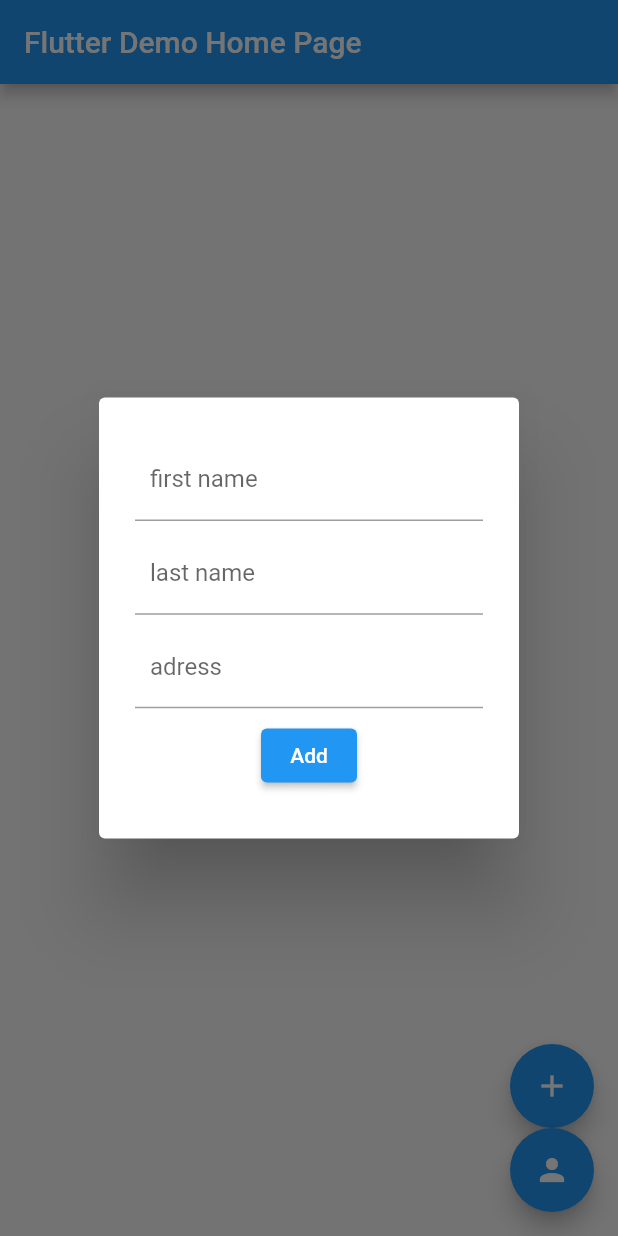
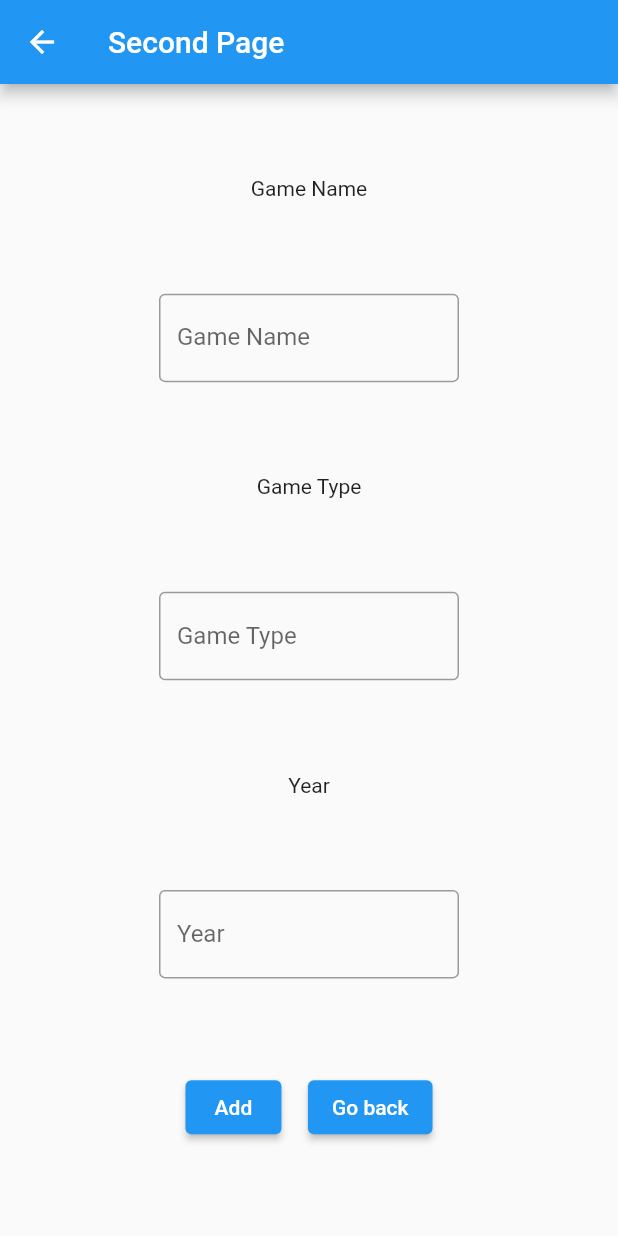
Before and after one commit to LouisYang95/flutter_Project, a Flutter app: the screen it shows after launch, after a tap on the "add" icon, on a phone screen of 412 x 824 dp. Run offline on Flutter 3.47's test engine with Material 2 defaults, Android fonts, the phone set to English and light mode, and no system bars; missing offline and left inert: mongo_dart.

Commit message:
pushing exercice 4 & mongodb

```diff
--- /dev/null
+++ b/flutter_exercice/lib/constant.dart
@@ -0,0 +1,3 @@
+const MONGO_URL =
+    "mongodb+srv://test:test@cluster0.hei1c1o.mongodb.net/test?retryWrites=true&w=majority";
+const COLLECTION_NAME = "users";
--- /dev/null
+++ b/flutter_exercice/lib/game.dart
@@ -0,0 +1,31 @@
+class Game {
+  String gameName;
+  String gameType;
+  String? year;
+
+  String get name {
+    return gameName;
+  }
+
+  set name(String name) {
+    gameName = name;
+  }
+
+  String get type {
+    return gameType;
+  }
+
+  set type(String type) {
+    gameType = type;
+  }
+
+  String? get yearCreated {
+    return year;
+  }
+
+  set yearCreated(String? gameYear) {
+    gameYear = year;
+  }
+
+  Game({required this.gameName, required this.gameType, this.year});
+}
--- /dev/null
+++ b/flutter_exercice/lib/home_page.dart
@@ -0,0 +1,210 @@
+// ignore_for_file: prefer_const_constructors
+
+
+import 'dart:math';
+import 'package:flutter/material.dart';
+import 'package:flutter_exercice/second_page.dart';
+
+
+
+import 'person.dart';
+
+class MyHomePage extends StatefulWidget {
+  const MyHomePage({super.key, required this.title});
+  // This widget is the home page of your application. It is stateful, meaning
+  // that it has a State object (defined below) that contains fields that affect
+  // how it looks.
+
+  // This class is the configuration for the state. It holds the values (in this
+  // case the title) provided by the parent (in this case the App widget) and
+  // used by the build method of the State. Fields in a Widget subclass are
+  // always marked "final".
+
+  final String title;
+  @override
+  State<MyHomePage> createState() => _MyHomePageState();
+}
+
+class _MyHomePageState extends State<MyHomePage> {
+  List listOfpeople = [];
+  List listOfGame = [];
+  final _firstName = TextEditingController();
+  final _lastName = TextEditingController();
+  final _adress = TextEditingController();
+  List people = [
+    Person(firstName: 'John', lastName: 'John', adress: '123 Main St'),
+    Person(firstName: 'Jane', lastName: 'Paul', adress: '456 Main St'),
+    Person(firstName: 'Michel', lastName: 'Oka', adress: '789 Main St'),
+    Person(firstName: 'Sara', lastName: 'James', adress: '101 Main St'),
+  ];
+
+  void showGrid() async {
+    // final prefs = await SharedPreferences.getInstance();
+    // final gameList = json.decode(prefs.getString('game')!);
+    // setState(() {
+    //   listOfGame = gameList;
+    // });
+    // print(gameList);
+  }
+
+  List colors = [
+    Colors.red,
+    Colors.yellow,
+    Colors.green,
+    Colors.blue,
+  ];
+  List colors2 = [
+    Colors.purple,
+    Colors.pink,
+    Colors.orange,
+    Colors.brown,
+  ];
+
+//function to get a random person from our List
+  void randomPeople() {
+    final random = Random();
+    final index = random.nextInt(people.length);
+    final person = people[index];
+    setState(() {
+      listOfpeople.add(person);
+    });
+  }
+
+//function to add a new person in the list
+  void addNewPerson() {
+    final person = Person(
+        firstName: _firstName.text,
+        lastName: _lastName.text,
+        adress: _adress.text);
+    setState(() {
+      if (_firstName.text != '' && _lastName.text != '' && _adress.text != '') {
+        listOfpeople.add(person);
+        _firstName.text = '';
+        _lastName.text = '';
+        _adress.text = '';
+        Navigator.of(context).pop();
+      }
+    });
+  }
+
+  Future<void> _navigationAndDisplayForms(BuildContext context) async {
+    final result = await Navigator.push(
+      context,
+      MaterialPageRoute(builder: (context) => const SecondPage()),
+    );
+    if (!mounted) return;
+    setState(() {
+      listOfGame.add(result);
+    });
+  }
+//open a dialog to add a new person
+  // void createNewPerson() {
+  //   showDialog(
+  //       context: context,
+  //       builder: (context) {
+  //         return AlertDialog(
+  //             content: SizedBox(
+  //           height: 250,
+  //           child: Column(
+  //             mainAxisAlignment: MainAxisAlignment.spaceEvenly,
+  //             children: [
+  //               TextField(
+  //                 controller: _firstName,
+  //                 decoration: InputDecoration(
+  //                   contentPadding: EdgeInsets.all(10),
+  //                   labelText: 'first name',
+  //                 ),
+  //               ),
+  //               TextField(
+  //                 controller: _lastName,
+  //                 decoration: InputDecoration(
+  //                   contentPadding: EdgeInsets.all(10),
+  //                   labelText: 'last name',
+  //                 ),
+  //               ),
+  //               TextField(
+  //                 controller: _adress,
+  //                 decoration: InputDecoration(
+  //                   contentPadding: EdgeInsets.all(10),
+  //                   labelText: 'adress',
+  //                 ),
+  //               ),
+  //               ElevatedButton(
+  //                 onPressed: () {
+  //                   addNewPerson();
+  //                 },
+  //                 child: const Text('Add'),
+  //               )
+  //             ],
+  //           ),
+  //         ));
+  //       });
+  // }
+
+//delete person from list
+  deletePerson(index) {
+    setState(() {
+      listOfpeople.remove(index);
+    });
+  }
+
+  @override
+  Widget build(BuildContext context) {
+    return Scaffold(
+        appBar: AppBar(
+          title: Text(widget.title),
+        ),
+        body: ListView.builder(
+          itemCount: listOfGame.length,
+          itemBuilder: (context, index) {
+            return Card(
+                child: Column(
+              children: [
+                ListTile(
+                  tileColor:
+                      colors.length > index ? colors[index] : Colors.grey,
+                  leading: Icon(Icons.person),
+                  title: Text(listOfGame[index].gameName,
+                      style: TextStyle(
+                        fontWeight: FontWeight.bold,
+                      )),
+                  subtitle: Text(listOfGame[index].gameType),
+                ),
+                ListTile(
+                  tileColor:
+                      colors2.length > index ? colors2[index] : Colors.white,
+                  leading: Icon(Icons.flag),
+                  title: Text(listOfGame[index].year,
+                      style: TextStyle(decoration: TextDecoration.underline)),
+                  trailing: IconButton(
+                    icon: const Icon(Icons.delete),
+                    onPressed: () {
+                      deletePerson(listOfGame[index]);
+                    },
+                  ),
+                ),
+              ],
+            ));
+          },
+        ),
+        floatingActionButton: Column(
+          mainAxisAlignment: MainAxisAlignment.end,
+          children: [
+            FloatingActionButton(
+              heroTag: 'btn1',
+              onPressed: () {
+                _navigationAndDisplayForms(context);
+              },
+              tooltip: 'Adding a new person',
+              child: const Icon(Icons.add),
+            ),
+            FloatingActionButton(
+              heroTag: 'btn2',
+              onPressed: showGrid,
+              tooltip: 'Random person',
+              child: const Icon(Icons.person),
+            ),
+          ],
+        ));
+  }
+}
--- a/flutter_exercice/lib/main.dart
+++ b/flutter_exercice/lib/main.dart
@@ -1,12 +1,14 @@
 // ignore_for_file: prefer_const_constructors
 
-import 'dart:math';
+import 'package:flutter/material.dart';
+import 'package:flutter_exercice/home_page.dart';
+import 'package:flutter_exercice/second_page.dart';
 
-import 'package:flutter/material.dart';
+import 'mongodb.dart';
 
-import 'person.dart';
-
-void main() {
+Future<void> main() async {
+  WidgetsFlutterBinding.ensureInitialized();
+  await MongoDatabase.connect();
   runApp(const MyApp());
 }
 
@@ -17,197 +19,12 @@ class MyApp extends StatelessWidget {
   @override
   Widget build(BuildContext context) {
     return MaterialApp(
+      routes: {SecondPage.tag: (context) => SecondPage()},
       title: 'Flutter Exercice',
       theme: ThemeData(
-        // This is the theme of your application.
-        //
-        // Try running your application with "flutter run". You'll see the
-        // application has a blue toolbar. Then, without quitting the app, try
-        // changing the primarySwatch below to Colors.green and then invoke
-        // "hot reload" (press "r" in the console where you ran "flutter run",
-        // or simply save your changes to "hot reload" in a Flutter IDE).
-        // Notice that the counter didn't reset back to zero; the application
-        // is not restarted.
         primarySwatch: Colors.blue,
       ),
       home: const MyHomePage(title: 'Flutter Demo Home Page'),
     );
   }
 }
-
-class MyHomePage extends StatefulWidget {
-  const MyHomePage({super.key, required this.title});
-
-  // This widget is the home page of your application. It is stateful, meaning
-  // that it has a State object (defined below) that contains fields that affect
-  // how it looks.
-
-  // This class is the configuration for the state. It holds the values (in this
-  // case the title) provided by the parent (in this case the App widget) and
-  // used by the build method of the State. Fields in a Widget subclass are
-  // always marked "final".
-
-  final String title;
-  @override
-  State<MyHomePage> createState() => _MyHomePageState();
-}
-
-class _MyHomePageState extends State<MyHomePage> {
-  List listOfpeople = [];
-  final _firstName = TextEditingController();
-  final _lastName = TextEditingController();
-  final _adress = TextEditingController();
-  List people = [
-    Person(firstName: 'John', lastName: 'John', adress: '123 Main St'),
-    Person(firstName: 'Jane', lastName: 'Paul', adress: '456 Main St'),
-    Person(firstName: 'Michel', lastName: 'Oka', adress: '789 Main St'),
-    Person(firstName: 'Sara', lastName: 'James', adress: '101 Main St'),
-  ];
-
-  List colors = [
-    Colors.red,
-    Colors.yellow,
-    Colors.green,
-    Colors.blue,
-  ];
-  List colors2 = [
-    Colors.purple,
-    Colors.pink,
-    Colors.orange,
-    Colors.brown,
-  ];
-
-//function to get a random person from our List
-  void randomPeople() {
-    final random = Random();
-    final index = random.nextInt(people.length);
-    final person = people[index];
-    setState(() {
-      listOfpeople.add(person);
-    });
-  }
-
-//function to add a new person in the list
-  void addNewPerson() {
-    final person = Person(
-        firstName: _firstName.text,
-        lastName: _lastName.text,
-        adress: _adress.text);
-    setState(() {
-      if (_firstName.text != '' && _lastName.text != '' && _adress.text != '') {
-        listOfpeople.add(person);
-        _firstName.text = '';
-        _lastName.text = '';
-        _adress.text = '';
-        Navigator.of(context).pop();
-      }
-    });
-  }
-
-//open a dialog to add a new person
-  void createNewPerson() {
-    showDialog(
-        context: context,
-        builder: (context) {
-          return AlertDialog(
-              content: SizedBox(
-            height: 250,
-            child: Column(
-              mainAxisAlignment: MainAxisAlignment.spaceEvenly,
-              children: [
-                TextField(
-                  controller: _firstName,
-                  decoration: InputDecoration(
-                    contentPadding: EdgeInsets.all(10),
-                    labelText: 'first name',
-                  ),
-                ),
-                TextField(
-                  controller: _lastName,
-                  decoration: InputDecoration(
-                    contentPadding: EdgeInsets.all(10),
-                    labelText: 'last name',
-                  ),
-                ),
-                TextField(
-                  controller: _adress,
-                  decoration: InputDecoration(
-                    contentPadding: EdgeInsets.all(10),
-                    labelText: 'adress',
-                  ),
-                ),
-                ElevatedButton(
-                  onPressed: () {
-                    addNewPerson();
-                  },
-                  child: const Text('Add'),
-                )
-              ],
-            ),
-          ));
-        });
-  }
-
-//delete person from list
-  deletePerson(index) {
-    setState(() {
-      listOfpeople.remove(index);
-    });
-  }
-
-  @override
-  Widget build(BuildContext context) {
-    return Scaffold(
-        appBar: AppBar(
-          title: Text(widget.title),
-        ),
-        body: ListView.builder(
-          itemCount: listOfpeople.length,
-          itemBuilder: (context, index) {
-            return Card(
-                child: Column(
-              children: [
-                ListTile(
-                  tileColor:
-                      colors.length > index ? colors[index] : Colors.grey,
-                  leading: Icon(Icons.person),
-                  title: Text(listOfpeople[index].firstName,
-                      style: TextStyle(
-                        fontWeight: FontWeight.bold,
-                      )),
-                  subtitle: Text(listOfpeople[index].lastName),
-                ),
-                ListTile(
-                  tileColor:
-                      colors2.length > index ? colors2[index] : Colors.white,
-                  leading: Icon(Icons.flag),
-                  title: Text(listOfpeople[index].adress,
-                      style: TextStyle(decoration: TextDecoration.underline)),
-                  trailing: IconButton(
-                    icon: const Icon(Icons.delete),
-                    onPressed: () {
-                      deletePerson(listOfpeople[index]);
-                    },
-                  ),
-                ),
-              ],
-            ));
-          },
-        ),
-        floatingActionButton: Column(
-          mainAxisAlignment: MainAxisAlignment.end,
-          children: [
-            FloatingActionButton(
-              onPressed: createNewPerson,
-              tooltip: 'Adding a new person',
-              child: const Icon(Icons.add),
-            ),
-            FloatingActionButton(
-              onPressed: randomPeople,
-              tooltip: 'Random person',
-              child: const Icon(Icons.person),
-            ),
-          ],
-        ));
-  }
-}
--- /dev/null
+++ b/flutter_exercice/lib/mongodb.dart
@@ -0,0 +1,29 @@
+import 'dart:developer';
+
+import 'package:mongo_dart/mongo_dart.dart';
+
+import 'constant.dart';
+
+class MongoDatabase {
+  static connect() async {
+    var db = await Db.create(MONGO_URL);
+    await db.open();
+    inspect(db);
+    var status = db.serverStatus();
+    print(status);
+    var collection = db.collection(COLLECTION_NAME);
+    await collection.insertMany([
+      {"name": "John", "age": 30, "email": "jhon@gmail.com"},
+      {"name": "Peter", "age": 40, "email": "peter@gmail.com"}
+    ]);
+    print(await collection.find().toList());
+
+    await collection.update(
+        where.eq("name", "John"), modify.set("email", "test@test.com"));
+
+    print(await collection.find().toList());
+
+    await collection.deleteOne({"name": "John"});
+    await collection.deleteMany({"name": "Peter"});
+  }
+}
--- /dev/null
+++ b/flutter_exercice/lib/second_page.dart
@@ -0,0 +1,85 @@
+import 'package:flutter/material.dart';
+
+import 'game.dart';
+
+class SecondPage extends StatefulWidget {
+  static const tag = "second_page";
+
+  const SecondPage({super.key});
+  @override
+  State<StatefulWidget> createState() => _MySecondPageState();
+}
+
+class _MySecondPageState extends State<SecondPage> {
+  final _gameName = TextEditingController();
+  final _gameType = TextEditingController();
+  final _year = TextEditingController();
+
+  Future<void> addNewGame(BuildContext context) async {
+    final game = Game(
+        gameName: _gameName.text, gameType: _gameType.text, year: _year.text);
+    Navigator.pop(context, game);
+    // final prefs = await SharedPreferences.getInstance();
+    // final gameList = prefs.setString('game', json.encode(game));
+    // print(gameList);
+  }
+
+  @override
+  Widget build(BuildContext context) {
+    return Scaffold(
+        appBar: AppBar(
+          title: const Text("Second Page"),
+        ),
+        body: Center(
+          child: SizedBox(
+            width: 200,
+            child: Column(
+              mainAxisAlignment: MainAxisAlignment.spaceEvenly,
+              children: [
+                const Text("Game Name"),
+                TextField(
+                  controller: _gameName,
+                  decoration: const InputDecoration(
+                    border: OutlineInputBorder(),
+                    labelText: 'Game Name',
+                  ),
+                ),
+                const Text("Game Type"),
+                TextField(
+                  controller: _gameType,
+                  decoration: const InputDecoration(
+                    border: OutlineInputBorder(),
+                    labelText: 'Game Type',
+                  ),
+                ),
+                const Text("Year"),
+                TextField(
+                  controller: _year,
+                  decoration: const InputDecoration(
+                    border: OutlineInputBorder(),
+                    labelText: 'Year',
+                  ),
+                ),
+                Row(
+                  mainAxisAlignment: MainAxisAlignment.spaceEvenly,
+                  children: [
+                    ElevatedButton(
+                      onPressed: () {
+                        addNewGame(context);
+                      },
+                      child: const Text('Add'),
+                    ),
+                    ElevatedButton(
+                      onPressed: () {
+                        Navigator.pop(context);
+                      },
+                      child: const Text("Go back"),
+                    ),
+                  ],
+                )
+              ],
+            ),
+          ),
+        ));
+  }
+}
--- a/flutter_exercice/pubspec.yaml
+++ b/flutter_exercice/pubspec.yaml
@@ -31,11 +31,14 @@ environment:
 dependencies:
   flutter:
     sdk: flutter
+  shared_preferences: ^2.0.13
 
 
   # The following adds the Cupertino Icons font to your application.
   # Use with the CupertinoIcons class for iOS style icons.
   cupertino_icons: ^1.0.2
+
+  mongo_dart: ^0.7.4+1
 
 dev_dependencies:
   flutter_test:
```
Also changed, not shown: flutter_exercice/pubspec.lock, 1 other file.
